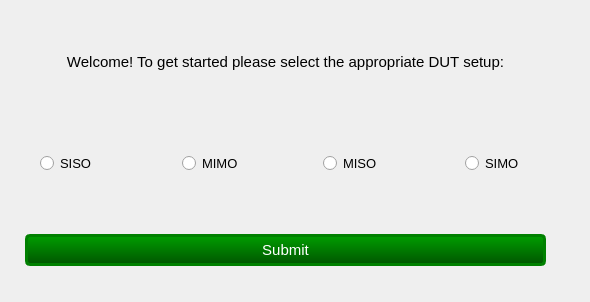
Old version of the form dutsetup.ui in the repository ItsSpicee/peprs.
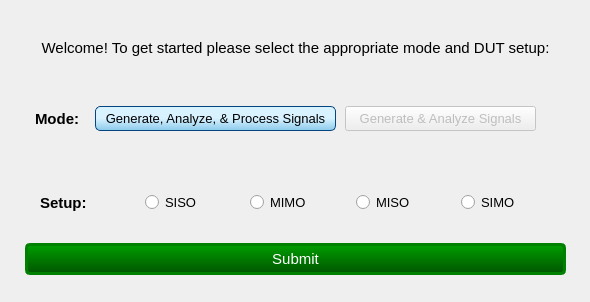
New version of the form. The open tabs and pages were chosen to show the change.

```diff
--- a/dutsetup.ui
+++ b/dutsetup.ui
@@ -16,10 +16,10 @@
   <widget class="QStackedWidget" name="dutStackedWidget">
    <property name="geometry">
     <rect>
-     <x>10</x>
-     <y>10</y>
-     <width>569</width>
-     <height>281</height>
+     <x>0</x>
+     <y>0</y>
+     <width>591</width>
+     <height>301</height>
     </rect>
    </property>
    <property name="currentIndex">
@@ -29,15 +29,15 @@
     <widget class="QWidget" name="verticalLayoutWidget">
      <property name="geometry">
       <rect>
-       <x>0</x>
+       <x>10</x>
        <y>20</y>
-       <width>551</width>
-       <height>251</height>
+       <width>571</width>
+       <height>261</height>
       </rect>
      </property>
-     <layout class="QVBoxLayout" name="verticalLayout" stretch="0,0,0">
+     <layout class="QVBoxLayout" name="verticalLayout" stretch="0,0,0,0">
       <property name="spacing">
-       <number>60</number>
+       <number>30</number>
       </property>
       <property name="leftMargin">
        <number>15</number>
@@ -46,7 +46,7 @@
        <number>15</number>
       </property>
       <property name="bottomMargin">
-       <number>15</number>
+       <number>6</number>
       </property>
       <item>
        <widget class="QLabel" name="label">
@@ -66,7 +66,7 @@
          <enum>Qt::RightToLeft</enum>
         </property>
         <property name="text">
-         <string>Welcome! To get started please select the appropriate DUT setup:</string>
+         <string>Welcome! To get started please select the appropriate mode and DUT setup:</string>
         </property>
         <property name="textFormat">
          <enum>Qt::AutoText</enum>
@@ -85,17 +85,119 @@
         </property>
        </widget>
       </item>
+      <item>
+       <widget class="QGroupBox" name="groupBox">
+        <property name="styleSheet">
+         <string notr="true">QGroupBox {border:none}</string>
+        </property>
+        <property name="title">
+         <string/>
+        </property>
+        <widget class="QLabel" name="label_2">
+         <property name="geometry">
+          <rect>
+           <x>10</x>
+           <y>5</y>
+           <width>61</width>
+           <height>16</height>
+          </rect>
+         </property>
+         <property name="font">
+          <font>
+           <family>Arial</family>
+           <pointsize>11</pointsize>
+           <weight>75</weight>
+           <bold>true</bold>
+          </font>
+         </property>
+         <property name="text">
+          <string>Mode:</string>
+         </property>
+        </widget>
+        <widget class="QPushButton" name="pushButton">
+         <property name="geometry">
+          <rect>
+           <x>70</x>
+           <y>0</y>
+           <width>241</width>
+           <height>25</height>
+          </rect>
+         </property>
+         <property name="font">
+          <font>
+           <family>Arial</family>
+           <pointsize>10</pointsize>
+          </font>
+         </property>
+         <property name="styleSheet">
+          <string notr="true">QPushButton {border:1px solid rgb(5, 70, 127);border-radius:5px;background-color:qlineargradient(spread:pad, x1:1, y1:1, x2:1, y2:0.489, stop:0 rgba(140, 202, 235, 255), stop:1 rgba(216, 242, 255, 255))}</string>
+         </property>
+         <property name="text">
+          <string>Generate, Analyze, &amp;&amp; Process Signals</string>
+         </property>
+         <property name="checkable">
+          <bool>true</bool>
+         </property>
+         <property name="checked">
+          <bool>true</bool>
+         </property>
+        </widget>
+        <widget class="QPushButton" name="pushButton_2">
+         <property name="enabled">
+          <bool>false</bool>
+         </property>
+         <property name="geometry">
+          <rect>
+           <x>320</x>
+           <y>0</y>
+           <width>191</width>
+           <height>25</height>
+          </rect>
+         </property>
+         <property name="font">
+          <font>
+           <family>Arial</family>
+           <pointsize>10</pointsize>
+          </font>
+         </property>
+         <property name="text">
+          <string>Generate &amp;&amp; Analyze Signals</string>
+         </property>
+         <property name="checkable">
+          <bool>false</bool>
+         </property>
+         <property name="checked">
+          <bool>false</bool>
+         </property>
+        </widget>
+       </widget>
+      </item>
       <item>
        <layout class="QHBoxLayout" name="horizontalLayout">
         <property name="spacing">
-         <number>75</number>
+         <number>0</number>
         </property>
         <property name="leftMargin">
          <number>15</number>
         </property>
         <property name="rightMargin">
-         <number>15</number>
+         <number>0</number>
         </property>
+        <item>
+         <widget class="QLabel" name="label_3">
+          <property name="font">
+           <font>
+            <family>Arial</family>
+            <pointsize>11</pointsize>
+            <weight>75</weight>
+            <bold>true</bold>
+           </font>
+          </property>
+          <property name="text">
+           <string>Setup:</string>
+          </property>
+         </widget>
+        </item>
         <item>
          <widget class="QRadioButton" name="sisoRadio">
           <property name="font">
```
Left out of the diff: 6 changed lines with no effect on the pictures.
